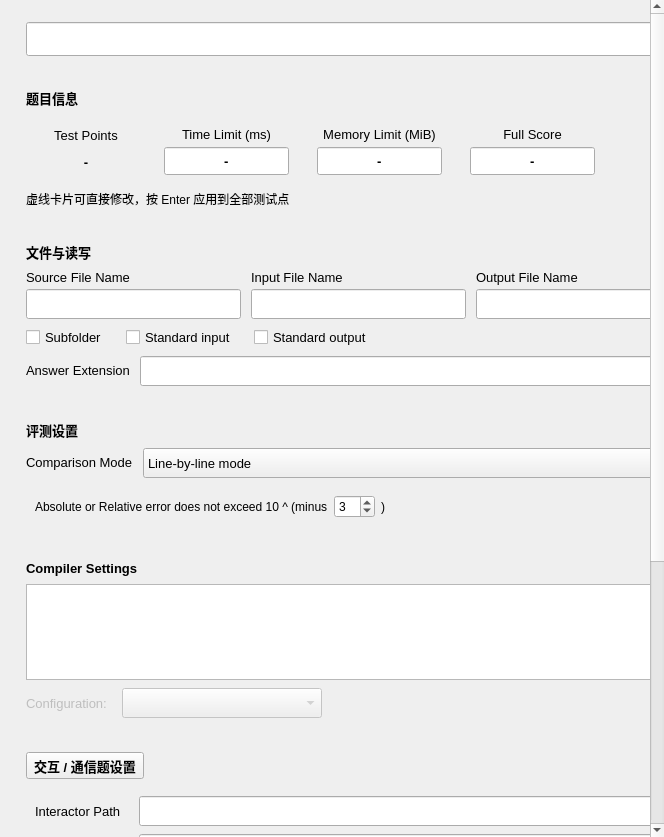
Old version of the form src/forms/taskeditwidget.ui in the repository cjliwea/LemonLime-Online.
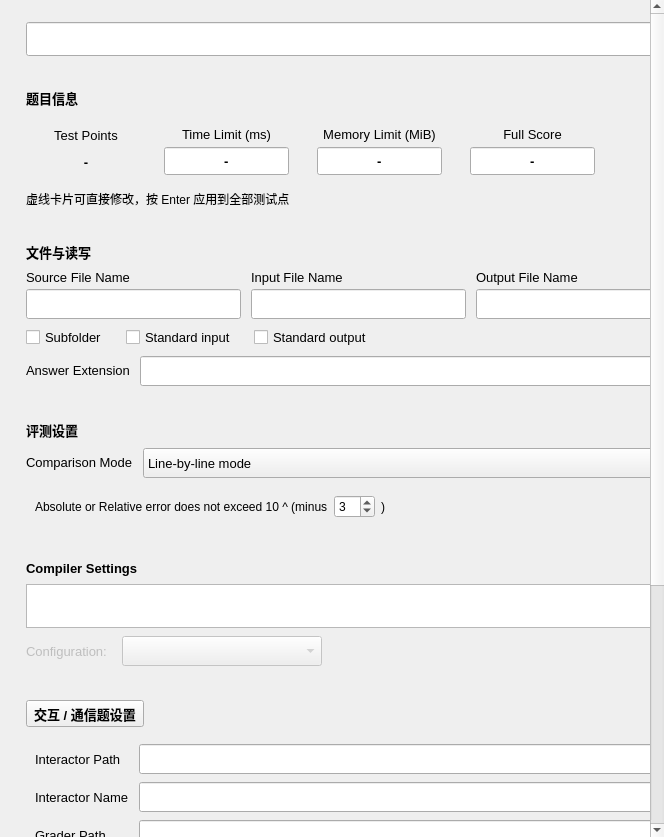
New version of the form. Icons and pictures are not drawn. Custom widgets are drawn as their Qt base class.

Diff of the .ui file:
```diff
--- a/src/forms/taskeditwidget.ui
+++ b/src/forms/taskeditwidget.ui
@@ -1034,7 +1034,7 @@
          <property name="minimumSize">
           <size>
            <width>0</width>
-           <height>96</height>
+           <height>44</height>
           </size>
          </property>
          <property name="font">
```
